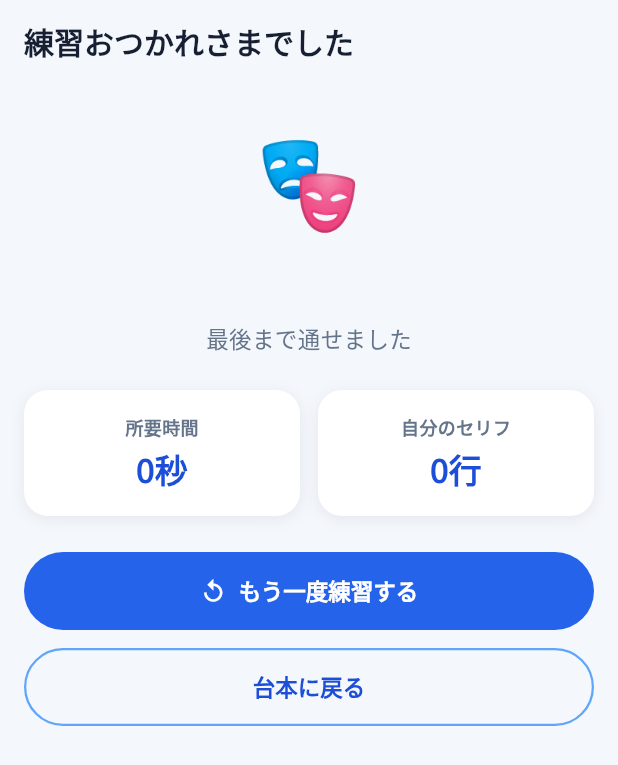
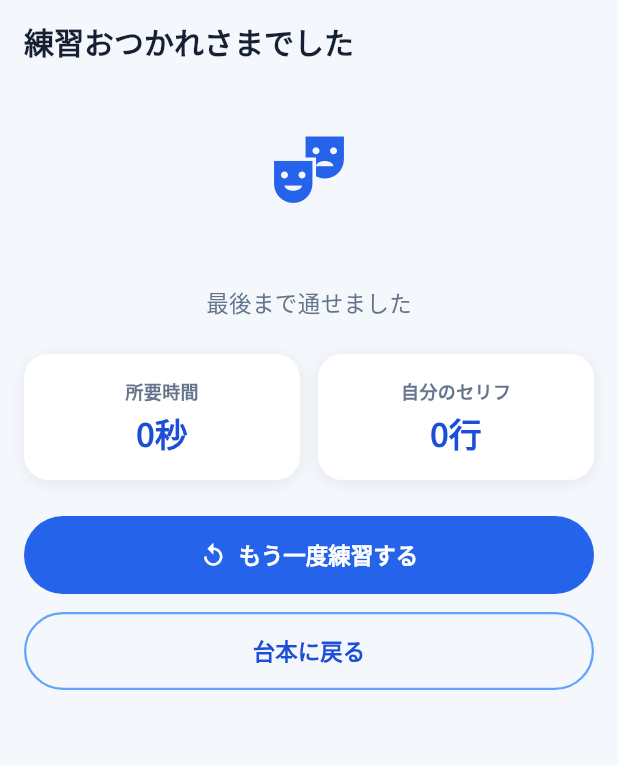
Before and after one commit to oshiyamad-blip/mood-cinema, a Flutter app: the ResultScreen screen opened directly with empty values, on a phone screen of 412 x 824 dp. Shown: the top 765 px of the screen. Run offline on Flutter 3.47's test engine with Material 3 defaults, Android fonts, the phone set to English and light mode, and no system bars; our stand-ins replace audioplayers, file_picker, flutter_tts, google_mobile_ads, share_plus, speech_to_text and 1 more; missing offline and left inert: charset, dart:js_interop, google_mlkit_text_recognition, pdfx, purchases_flutter, record and 1 more.

Commit message:
serifu-app: 練習画面の通知をリザルトに持ち越さない・リザルトの絵文字をアイコンに
E2Eテストで発見。
- 練習中に出たハンズフリーのヒント通知がリザルト画面にも残り、その
  「ONにする」が破棄済みの練習画面を操作しようとしていた。画面を離れる
  ときに通知を片付け、通知の操作は画面が生きているときだけ実行する
- リザルトの🎭がWeb版（canvaskit）で豆腐（□）表示になっていたのをアイコンに

Co-Authored-By: Claude Opus 5.5 <noreply@anthropic.com>
Claude-Session: https://claude.ai/code/session_017ik5rDobPbdwAi9SSvZkH7

```diff
--- a/serifu-app/lib/screens/result_screen.dart
+++ b/serifu-app/lib/screens/result_screen.dart
@@ -121,7 +121,10 @@ class _ResultScreenState extends State<ResultScreen> {
         padding: const EdgeInsets.all(AppSpacing.lg),
         children: [
           const SizedBox(height: AppSpacing.md),
-          const Center(child: Text('🎭', style: TextStyle(fontSize: 56))),
+          // 絵文字はWeb版（canvaskit）でフォントが無いと豆腐（□）になるためアイコンで描く。
+          const Center(
+            child: Icon(Icons.theater_comedy, size: 56, color: AppColors.primary),
+          ),
           const SizedBox(height: AppSpacing.md),
           Center(
             child: Text(
```
Also changed, not shown: serifu-app/lib/screens/rehearsal_screen.dart (+19 -1 lines).
